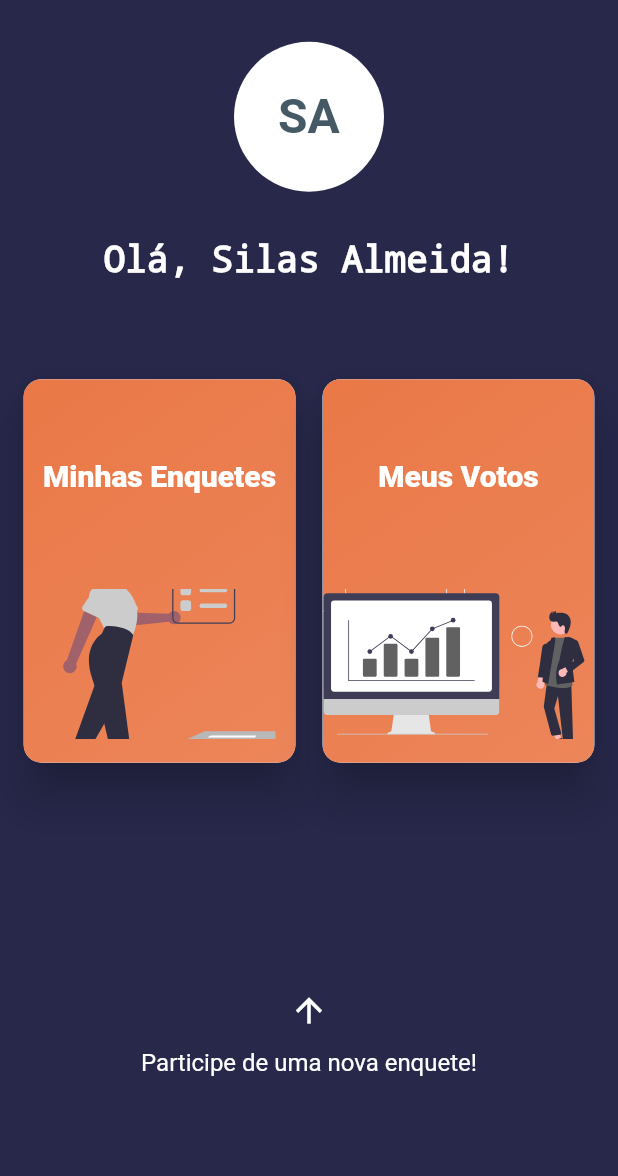
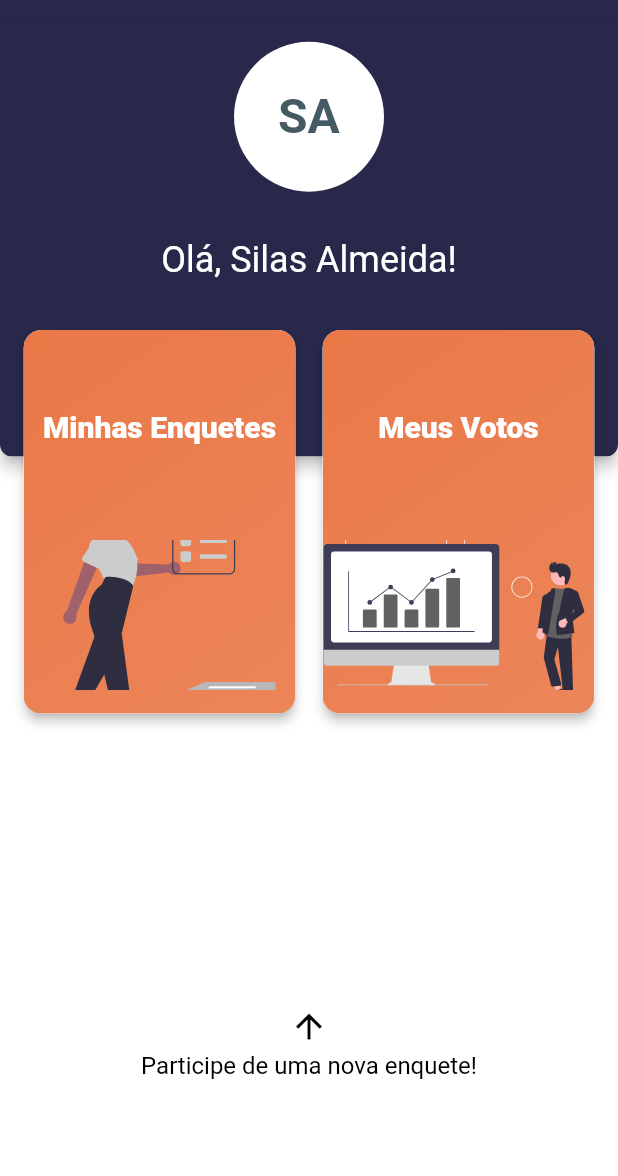
Before and after one commit to silas-almeida/Pondera, a Flutter app: the screen it shows after launch, on a phone screen of 412 x 824 dp, the part 60-1236 px from its top. Run offline on Flutter 3.47's test engine with Material 2 defaults, Android fonts, the phone set to English and light mode, and no system bars; our stand-ins replace flutter_svg.

Commit message:
ajustes finos na HomeScreen

```diff
--- a/lib/screens/home-screen/components/todo-card.dart
+++ b/lib/screens/home-screen/components/todo-card.dart
@@ -11,7 +11,7 @@
   Widget build(BuildContext context) {
     final size = MediaQuery.of(context).size;
     return Card(
-      elevation: 12.0,
+      elevation: 3.0,
       shape: RoundedRectangleBorder(borderRadius: BorderRadius.circular(12)),
       child: Stack(
         alignment: Alignment.center,
--- a/lib/screens/home-screen/home-screen.dart
+++ b/lib/screens/home-screen/home-screen.dart
@@ -29,10 +29,31 @@
               ),
             ),
             SliverToBoxAdapter(
+              child: Stack(
+                alignment: Alignment.center,
+                children: [
+                  Container(
+                    height: size.height,
+                    color: Colors.white,
+                  ),
+                  Positioned(
+                    top: 0,
+                    child: Card(
+                      elevation: 4.0,
+                      margin: EdgeInsets.zero,
+                      shape: RoundedRectangleBorder(
+                          borderRadius: BorderRadius.only(
+                              bottomRight: Radius.circular(8),
+                              bottomLeft: Radius.circular(8))),
+                      child: ClipRRect(
+                        borderRadius: BorderRadius.only(
+                            bottomRight: Radius.circular(8),
+                            bottomLeft: Radius.circular(8)),
+                        child: Container(
+                          color: CustomColors.customBlueGrey,
+                          height: size.height * 0.35,
+                          width: size.width,
                           child: Column(
-                mainAxisSize: MainAxisSize.max,
-                children: [
-                  Column(
                             children: [
                               Container(
                                 height: size.height * 0.15,
@@ -43,13 +64,15 @@
                                     child: Text(
                                       'SA',
                                       style: TextStyle(
-                                  fontWeight: FontWeight.bold, fontSize: 32),
+                                          fontWeight: FontWeight.bold,
+                                          fontSize: 32),
                                     ),
                                   ),
                                 ),
                               ),
                               Padding(
-                        padding: const EdgeInsets.symmetric(vertical: 20),
+                                padding:
+                                    const EdgeInsets.symmetric(vertical: 20),
                                 child: Text(
                                   'Olá, Silas Almeida!',
                                   style: TextStyle(
@@ -58,42 +81,43 @@
                                       decoration: TextDecoration.none),
                                 ),
                               ),
+                              SizedBox(),
                             ],
                           ),
-                  SizedBox(
-                    height: size.height * 0.05,
                         ),
+                      ),
+                    ),
+                  ),
+                  Positioned(
+                    top: 200,
+                    child: Column(
+                      children: [
                         Container(
                           height: size.height * 0.32,
                           margin: const EdgeInsets.symmetric(horizontal: 10),
                           child: Row(
                             mainAxisAlignment: MainAxisAlignment.center,
                             children: [
-                        ToDoCard(text: 'Minhas Enquetes', imagePath: 'assets/images/undraw_election_day_w842.svg'),
+                              ToDoCard(
+                                  text: 'Minhas Enquetes',
+                                  imagePath:
+                                      'assets/images/undraw_election_day_w842.svg'),
                               const SizedBox(
                                 width: 10,
                               ),
-                        ToDoCard(text: 'Meus Votos', imagePath: 'assets/images/undraw_Finance_re_gnv2.svg'),
+                              ToDoCard(
+                                  text: 'Meus Votos',
+                                  imagePath:
+                                      'assets/images/undraw_Finance_re_gnv2.svg'),
                             ],
                           ),
-                    // child: ListView.separated(
-                    //   padding: EdgeInsets.symmetric(horizontal: 20),
-                    //   itemCount: 2,
-                    //   itemBuilder: (ctx, index) {
-                    //     return ToDoCard('Minhas Enquetes');
-                    //   },
-                    //   separatorBuilder: (ctx, index) {
-                    //     return SizedBox(
-                    //       width: size.width * 0.03,
-                    //     );
-                    //   },
-                    //   scrollDirection: Axis.horizontal,
-                    // ),
                         ),
-                  SizedBox(
-                    height: size.height * 0.18,
+                      ],
                     ),
-                  Material(
+                  ),
+                  Positioned(
+                    bottom: 120,
+                    child: Material(
                       color: Colors.transparent,
                       child: GestureDetector(
                         onTap: () {},
@@ -103,15 +127,15 @@
                               Icon(
                                 Icons.arrow_upward,
                                 size: 26,
-                              color: Colors.white,
+                                color: Colors.black,
                               ),
                               const SizedBox(
-                              height: 12,
+                                height: 4,
                               ),
                               Text(
                                 'Participe de uma nova enquete!',
                                 style: TextStyle(
-                                color: Colors.white,
+                                  color: Colors.black,
                                   decoration: TextDecoration.none,
                                   fontSize: 16,
                                 ),
@@ -120,7 +144,8 @@
                           ),
                         ),
                       ),
-                  )
+                    ),
+                  ),
                 ],
               ),
             ),
```
Lines whose indentation alone changed are shown as unchanged.
